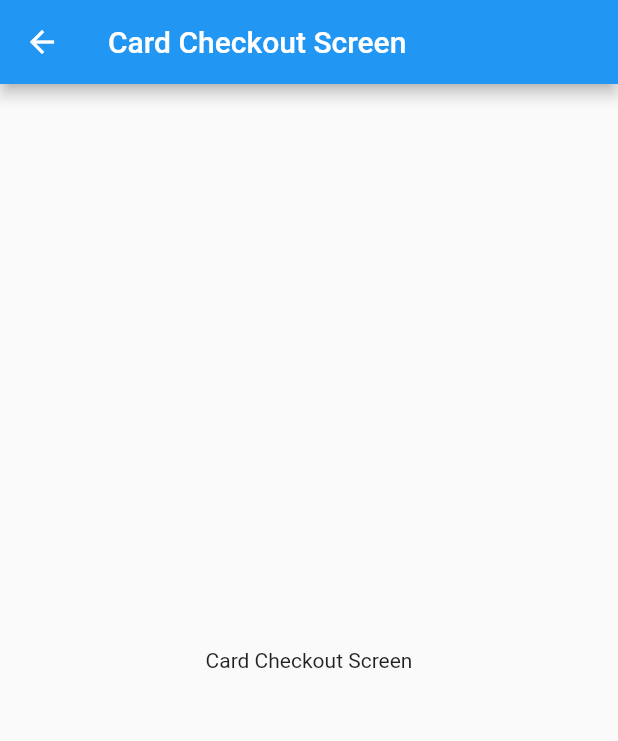
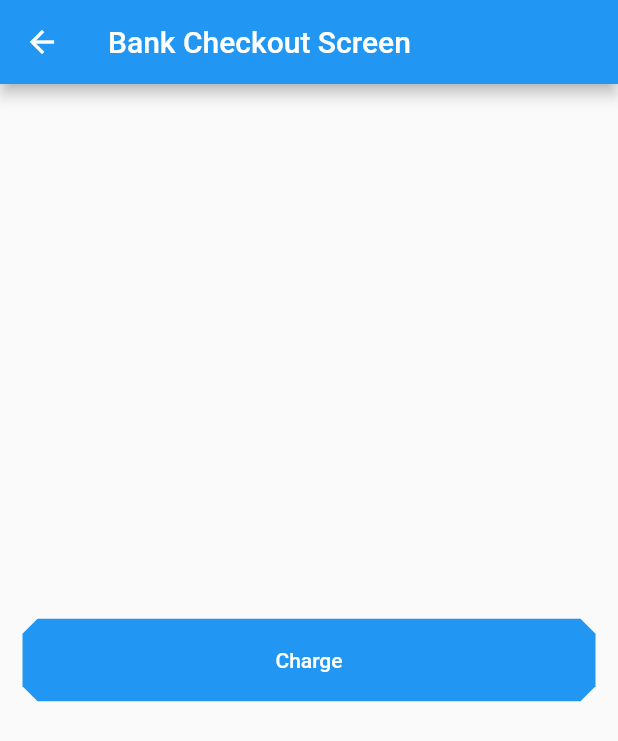
Before and after one commit to timilehinjegede/flutter-paystack-demo, a Flutter app: the CardCheckoutScreen screen opened by its route, on a phone screen of 412 x 824 dp. Shown: the top 741 px of the screen. Run offline on Flutter 3.47's test engine with Material 2 defaults, Android fonts, the phone set to English and light mode, and no system bars; missing offline and left inert: flutter_paystack.

Commit message:
Card checkout implemented

```diff
--- a/lib/views/screens/card_checkout.dart
+++ b/lib/views/screens/card_checkout.dart
@@ -1,21 +1,84 @@
+import 'dart:io';
+
 import 'package:flutter/material.dart';
+import 'package:flutter_paystack/flutter_paystack.dart';
+import 'package:paystack_demo/services/api_service.dart';
+import 'package:paystack_demo/views/widgets/dialogs.dart';
 
-class CardCheckoutScreen extends StatelessWidget {
+class CardCheckoutScreen extends StatefulWidget {
 
   static final String routeName = 'cardcheckoutscreen';
+
+  @override
+  _CardCheckoutScreenState createState() => _CardCheckoutScreenState();
+}
+
+class _CardCheckoutScreenState extends State<CardCheckoutScreen> {
+  bool _hasTransactionStarted = false;
+
+  @override
+  void initState() {
+    PaystackPlugin.initialize(publicKey: APIService.publicKey);
+    super.initState();
+  }
+
+
+  _startCharge() async {
+    setState(() {
+      _hasTransactionStarted = !_hasTransactionStarted;
+    });
+    var values = await APIService.initTransaction(APIService.secretKey);
+
+    Charge _charge = Charge()
+      ..email = 'user@test.com'
+      ..amount = 929200
+      ..accessCode = values['data']['access_code'];
+
+    CheckoutResponse _checkoutResponse = await PaystackPlugin.checkout(
+      context,
+      charge: _charge,
+      method: CheckoutMethod.card,
+    );
+
+    if (_checkoutResponse.status == true) {
+      AppDialogs.showSuccessDialog(context, _checkoutResponse.message);
+    } else {
+      AppDialogs.showErrorDialog(context, _checkoutResponse.message);
+    }
+    setState(() {
+      _hasTransactionStarted = !_hasTransactionStarted;
+    });
+  }
 
   @override
   Widget build(BuildContext context) {
     return Scaffold(
       appBar: AppBar(
-        title: Text(
-            'Card Checkout Screen'
-        ),
+        title: Text('Bank Checkout Screen'),
       ),
-      body: Center(
-        child: Text(
-            'Card Checkout Screen'
-        ),
+      body: Padding(
+        padding: const EdgeInsets.symmetric(horizontal: 15),
+        child: Center(
+            child: SizedBox(
+              height: 55,
+              child: FlatButton(
+                shape:
+                BeveledRectangleBorder(borderRadius: BorderRadius.circular(10)),
+                color: Colors.blue,
+                textColor: Colors.white,
+                onPressed: () async {
+                  _startCharge();
+                },
+                child: Center(
+                  child: _hasTransactionStarted
+                      ? CircularProgressIndicator(
+                    valueColor: AlwaysStoppedAnimation<Color>(Colors.white),
+                  )
+                      : Text('Charge'),
+                ),
+              ),
+            )),
       ),
-    );  }
+    );
+  }
 }
```
